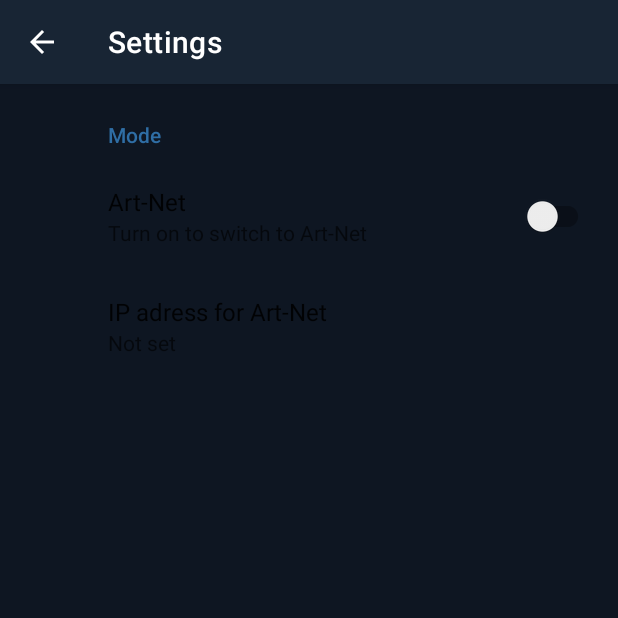
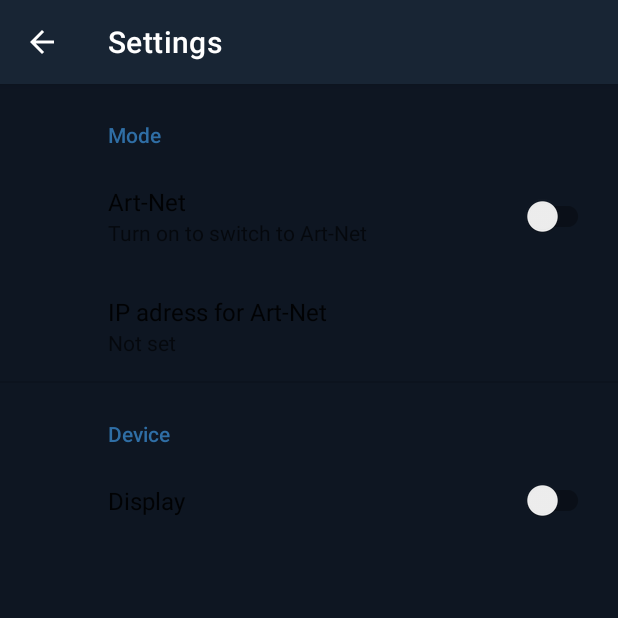
Before and after one commit to FynnMcKracken/MFT, an Android app: the SettingsActivity screen opened directly, with no data from a screen before it, on a phone screen of 412 x 824 dp, the top half of it. Run offline under Robolectric (Android 15) with nearby library versions, the phone set to English and light mode, and no system bars; our stand-ins replace androidx.preference.

```diff
--- /dev/null
+++ b/app/src/main/res/color/text_color.xml
@@ -0,0 +1,5 @@
+<?xml version="1.0" encoding="utf-8"?>
+<selector xmlns:android="http://schemas.android.com/apk/res/android">
+    <item android:color="@color/colorTextSecondary" android:state_activated="false" />
+    <item android:color="@color/colorTextPrimary" />
+</selector>
--- a/app/src/main/res/values/strings.xml
+++ b/app/src/main/res/values/strings.xml
@@ -27,6 +27,7 @@
 
     <!-- Preference Titles -->
     <string name="mode_header">Mode</string>
+    <string name="device_header">Device</string>
 
     <!-- Mode Preferences -->
     <string name="art_net">Art-Net</string>
@@ -34,5 +35,8 @@
     <string name="art_net_summary_off">Turn on to switch to Art-Net</string>
     <string name="art_net_ip">IP adress for Art-Net</string>
 
+    <!-- Device Preferences -->
+    <string name="device_display">Display</string>
+
     <string name="start_diagnostics">Start diagnose</string>
 </resources>
--- a/app/src/main/res/values/styles.xml
+++ b/app/src/main/res/values/styles.xml
@@ -6,7 +6,7 @@
         <item name="colorPrimary">@color/colorPrimary</item>
         <item name="colorPrimaryDark">@color/colorPrimaryDark</item>
         <item name="colorAccent">@color/colorAccent</item>
-        <item name="android:textColor">@color/colorTextPrimary</item>
+        <item name="android:textColor">@color/text_color</item>
         <item name="editTextColor">@color/colorTextPrimary</item>
         <item name="android:windowBackground">@color/blue_grey_900</item>
         <item name="preferenceTheme">@style/AppTheme.Preference</item>
--- a/app/src/main/res/xml/root_preferences.xml
+++ b/app/src/main/res/xml/root_preferences.xml
@@ -52,4 +52,13 @@
 
     </PreferenceCategory>
 
+    <PreferenceCategory
+        app:title="@string/device_header">
+
+        <SwitchPreferenceCompat
+            app:key="device_display"
+            app:title="@string/device_display"/>
+
+    </PreferenceCategory>
+
 </androidx.preference.PreferenceScreen>
```
Also changed, not shown: app/src/main/java/de/mckracken/mft/MainActivity.kt (+8 -11 lines), app/src/main/java/de/mckracken/mft/fragments/DiagnosticsFragment.kt (+10 -15 lines), app/src/main/java/de/mckracken/mft/viewmodel/DiagnosticsViewModel.kt (added, +11 -0 lines).
